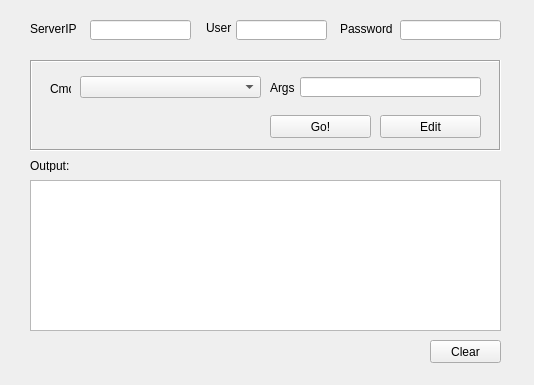
The window that qtgui_version/ui_SshWidget.ui (shuoGG1239/ui_shell) describes before a commit, drawn with Qt 5.
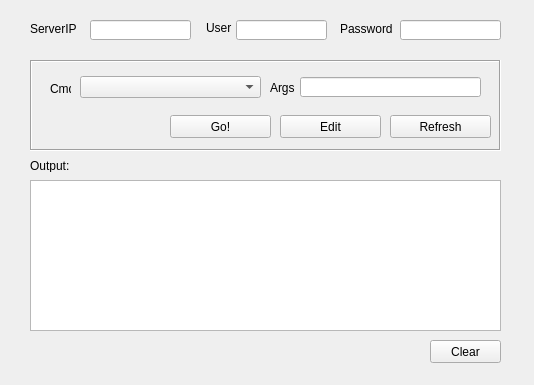
The same window after the commit.

```diff
--- a/qtgui_version/ui_SshWidget.ui
+++ b/qtgui_version/ui_SshWidget.ui
@@ -126,7 +126,7 @@
    <widget class="QPushButton" name="pushButtonEdit">
     <property name="geometry">
      <rect>
-      <x>350</x>
+      <x>250</x>
       <y>55</y>
       <width>101</width>
       <height>23</height>
@@ -149,7 +149,7 @@
    <widget class="QPushButton" name="pushButtonGo">
     <property name="geometry">
      <rect>
-      <x>240</x>
+      <x>140</x>
       <y>55</y>
       <width>101</width>
       <height>23</height>
@@ -159,6 +159,19 @@
      <string>Go!</string>
     </property>
    </widget>
+   <widget class="QPushButton" name="pushButtonRefresh">
+    <property name="geometry">
+     <rect>
+      <x>360</x>
+      <y>55</y>
+      <width>101</width>
+      <height>23</height>
+     </rect>
+    </property>
+    <property name="text">
+     <string>Refresh</string>
+    </property>
+   </widget>
   </widget>
   <widget class="QLabel" name="label_5">
    <property name="geometry">
```
